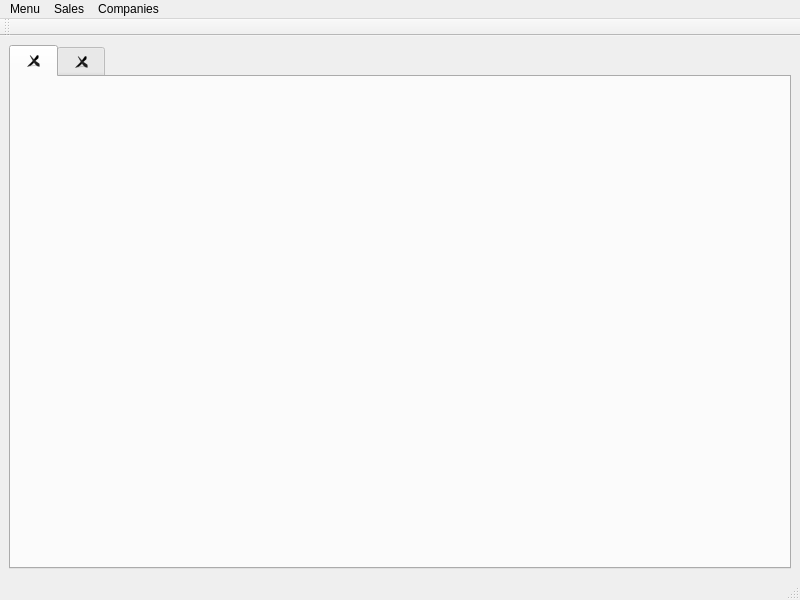
This is ERP_1_0/ui/mainwindow.ui in Mlio7/erp as Qt 5 draws it before an edit. The edited form follows.
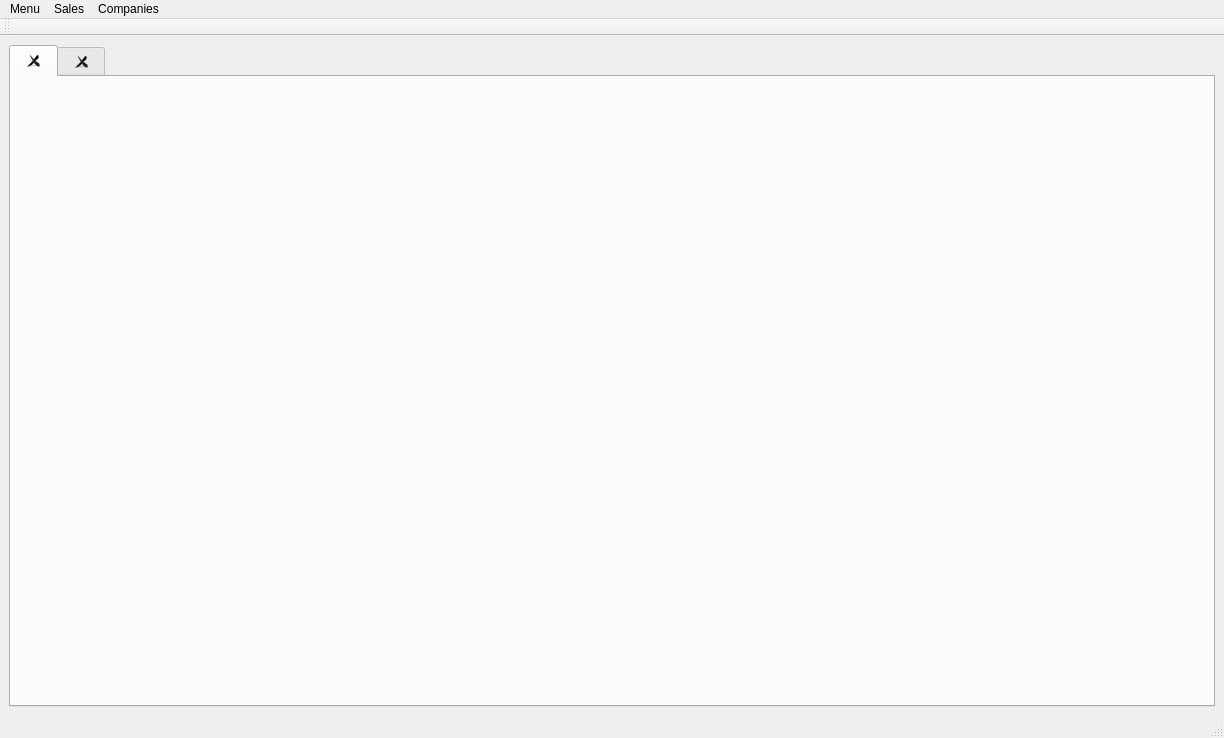
This is the edited form.

```diff
--- a/ERP_1_0/ui/mainwindow.ui
+++ b/ERP_1_0/ui/mainwindow.ui
@@ -6,8 +6,8 @@
    <rect>
     <x>0</x>
     <y>0</y>
-    <width>800</width>
-    <height>600</height>
+    <width>1224</width>
+    <height>738</height>
    </rect>
   </property>
   <property name="windowTitle">
@@ -51,8 +51,8 @@
     <rect>
      <x>0</x>
      <y>0</y>
-     <width>800</width>
-     <height>22</height>
+     <width>1224</width>
+     <height>20</height>
     </rect>
    </property>
    <widget class="QMenu" name="menuMenu">
```
